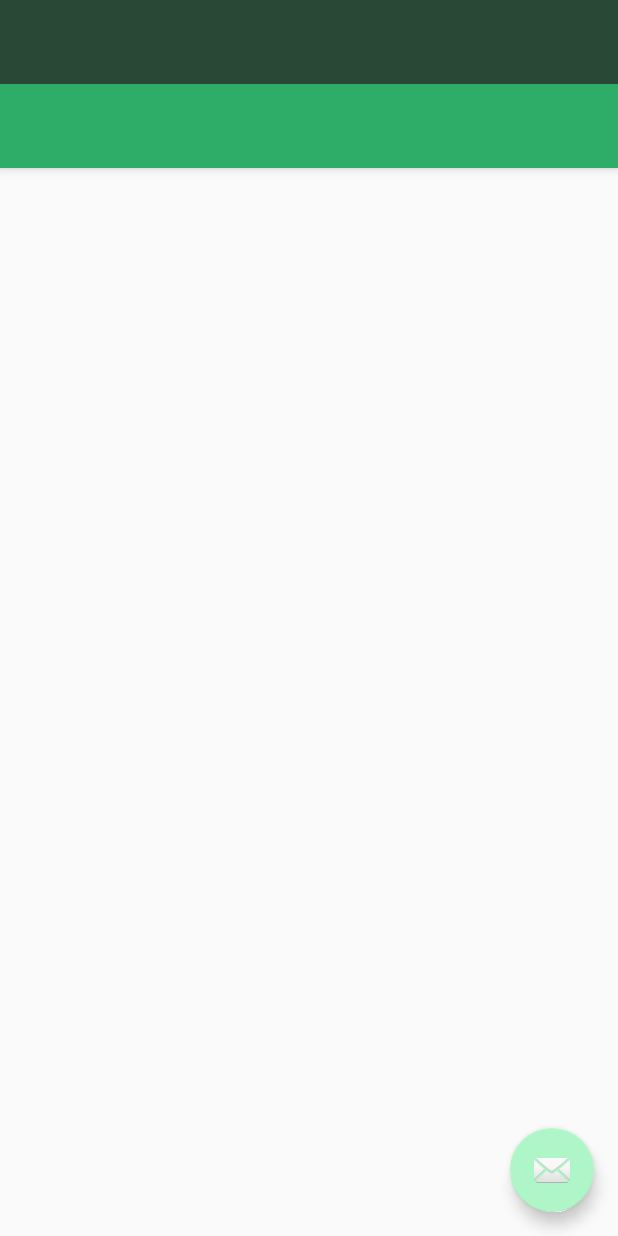
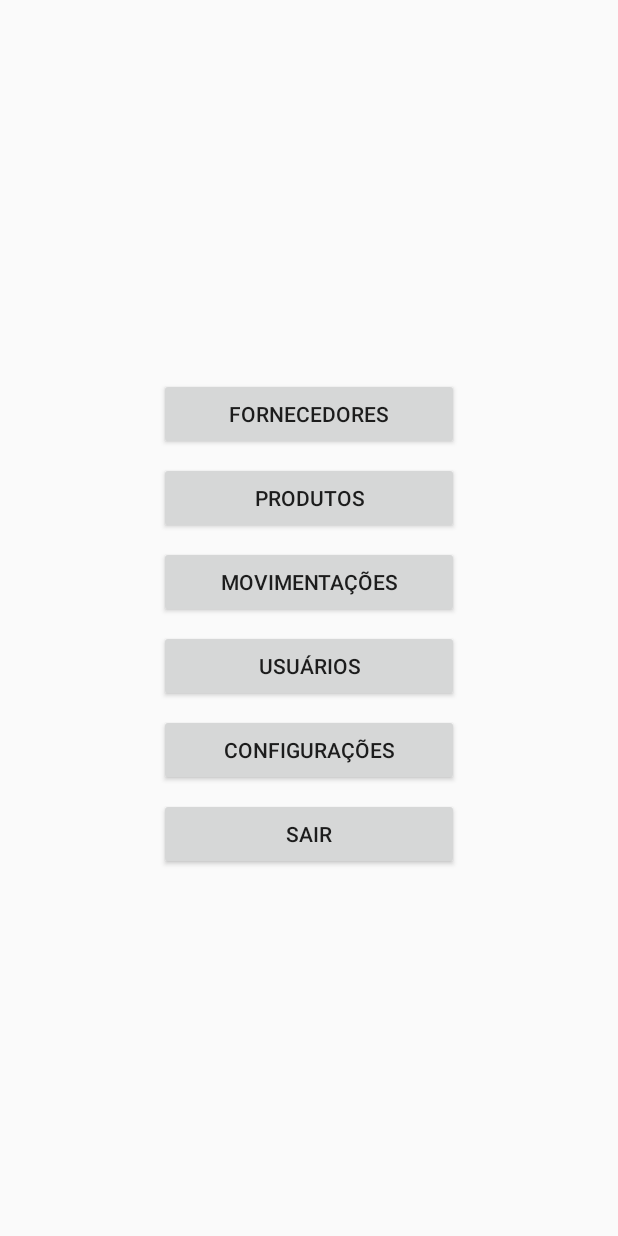
Before and after one commit to marcostmunhoz/devstock-app, an Android app: the layout activity_menu.xml on its own in the app's theme, with its tools: preview values and no code run, on a phone screen of 412 x 824 dp. Run offline under Robolectric (Android 15) with nearby library versions, the phone set to English and light mode, and no system bars.

Commit message:
criacao do novo menu

```diff
--- a/app/src/main/java/com/devstock/MainActivity.java
+++ b/app/src/main/java/com/devstock/MainActivity.java
@@ -88,7 +88,7 @@ public class MainActivity extends AppCompatActivity {
     }
 
     public void openMenu() {
-        Intent intent = new Intent(this, ProdutosCRUD.class);
+        Intent intent = new Intent(this, MenuActivity.class);
         startActivity(intent);
         finish();
     }
--- a/app/src/main/java/com/devstock/SplashScreen.java
+++ b/app/src/main/java/com/devstock/SplashScreen.java
@@ -47,7 +47,7 @@ public class SplashScreen extends AppCompatActivity {
     }
 
     public void openMenu() {
-        Intent intent = new Intent(this, ProdutosCRUD.class);
+        Intent intent = new Intent(this, MenuActivity.class);
         startActivity(intent);
         finish();
     }
--- a/app/src/main/res/layout/activity_menu.xml
+++ b/app/src/main/res/layout/activity_menu.xml
@@ -1,25 +1,78 @@
 <?xml version="1.0" encoding="utf-8"?>
-<android.support.v4.widget.DrawerLayout xmlns:android="http://schemas.android.com/apk/res/android"
+<android.support.constraint.ConstraintLayout xmlns:android="http://schemas.android.com/apk/res/android"
     xmlns:app="http://schemas.android.com/apk/res-auto"
     xmlns:tools="http://schemas.android.com/tools"
-    android:id="@+id/drawer_layout"
     android:layout_width="match_parent"
     android:layout_height="match_parent"
-    android:fitsSystemWindows="true"
-    tools:openDrawer="start">
+    tools:context=".MenuActivity">
 
-    <include
-        layout="@layout/app_bar_menu"
-        android:layout_width="match_parent"
-        android:layout_height="match_parent" />
+    <LinearLayout
+        android:layout_width="wrap_content"
+        android:layout_height="wrap_content"
+        android:layout_marginStart="8dp"
+        android:layout_marginTop="8dp"
+        android:layout_marginEnd="8dp"
+        android:layout_marginBottom="8dp"
+        android:orientation="vertical"
+        app:layout_constraintBottom_toBottomOf="parent"
+        app:layout_constraintEnd_toEndOf="parent"
+        app:layout_constraintStart_toStartOf="parent"
+        app:layout_constraintTop_toTopOf="parent">
 
-    <android.support.design.widget.NavigationView
-        android:id="@+id/nav_view"
-        android:layout_width="wrap_content"
-        android:layout_height="match_parent"
-        android:layout_gravity="start"
-        android:fitsSystemWindows="true"
-        app:headerLayout="@layout/nav_header_menu"
-        app:menu="@menu/activity_menu_drawer" />
+        <Button
+            android:id="@+id/btnFornecedores"
+            android:layout_width="200dp"
+            android:layout_height="wrap_content"
+            android:layout_marginStart="8dp"
+            android:layout_marginTop="8dp"
+            android:layout_marginEnd="8dp"
+            android:text="Fornecedores" />
 
-</android.support.v4.widget.DrawerLayout>
+        <Button
+            android:id="@+id/btnProdutos"
+            android:layout_width="200dp"
+            android:layout_height="wrap_content"
+            android:layout_marginStart="8dp"
+            android:layout_marginTop="8dp"
+            android:layout_marginEnd="8dp"
+            android:text="Produtos" />
+
+        <Button
+            android:id="@+id/btnMovimentacoes"
+            android:layout_width="200dp"
+            android:layout_height="wrap_content"
+            android:layout_marginStart="8dp"
+            android:layout_marginTop="8dp"
+            android:layout_marginEnd="8dp"
+            android:text="Movimentações" />
+
+        <Button
+            android:id="@+id/btnUsuarios"
+            android:layout_width="200dp"
+            android:layout_height="wrap_content"
+            android:layout_marginStart="8dp"
+            android:layout_marginTop="8dp"
+            android:layout_marginEnd="8dp"
+            android:text="Usuários" />
+
+        <Button
+            android:id="@+id/btnConfiguracoes"
+            android:layout_width="200dp"
+            android:layout_height="wrap_content"
+            android:layout_marginStart="8dp"
+            android:layout_marginTop="8dp"
+            android:layout_marginEnd="8dp"
+            android:text="Configurações" />
+
+        <Button
+            android:id="@+id/btnSair"
+            android:layout_width="200dp"
+            android:layout_height="wrap_content"
+            android:layout_marginStart="8dp"
+            android:layout_marginTop="8dp"
+            android:layout_marginEnd="8dp"
+            android:text="Sair" />
+
+    </LinearLayout>
+
+</android.support.constraint.ConstraintLayout>
--- a/app/src/main/res/layout/app_bar_menu.xml
+++ /dev/null
@@ -1,33 +0,0 @@
-<?xml version="1.0" encoding="utf-8"?>
-<android.support.design.widget.CoordinatorLayout xmlns:android="http://schemas.android.com/apk/res/android"
-    xmlns:app="http://schemas.android.com/apk/res-auto"
-    xmlns:tools="http://schemas.android.com/tools"
-    android:layout_width="match_parent"
-    android:layout_height="match_parent"
-    tools:context="com.devstock.MenuActivity">
-
-    <android.support.design.widget.AppBarLayout
-        android:layout_width="match_parent"
-        android:layout_height="wrap_content"
-        android:theme="@style/AppTheme.AppBarOverlay">
-
-        <android.support.v7.widget.Toolbar
-            android:id="@+id/toolbar"
-            android:layout_width="match_parent"
-            android:layout_height="?attr/actionBarSize"
-            android:background="?attr/colorPrimary"
-            app:popupTheme="@style/AppTheme.PopupOverlay" />
-
-    </android.support.design.widget.AppBarLayout>
-
-    <include layout="@layout/content_menu" />
-
-    <android.support.design.widget.FloatingActionButton
-        android:id="@+id/fab"
-        android:layout_width="wrap_content"
-        android:layout_height="wrap_content"
-        android:layout_gravity="bottom|end"
-        android:layout_margin="@dimen/fab_margin"
-        app:srcCompat="@android:drawable/ic_dialog_email" />
-
-</android.support.design.widget.CoordinatorLayout>
--- a/app/src/main/res/layout/content_menu.xml
+++ /dev/null
@@ -1,11 +0,0 @@
-<?xml version="1.0" encoding="utf-8"?>
-<android.support.constraint.ConstraintLayout xmlns:android="http://schemas.android.com/apk/res/android"
-    xmlns:app="http://schemas.android.com/apk/res-auto"
-    xmlns:tools="http://schemas.android.com/tools"
-    android:layout_width="match_parent"
-    android:layout_height="match_parent"
-    app:layout_behavior="@string/appbar_scrolling_view_behavior"
-    tools:context="com.devstock.MenuActivity"
-    tools:showIn="@layout/app_bar_menu">
-
-</android.support.constraint.ConstraintLayout>
--- a/app/src/main/res/menu/activity_menu_drawer.xml
+++ /dev/null
@@ -1,38 +0,0 @@
-<?xml version="1.0" encoding="utf-8"?>
-<menu xmlns:android="http://schemas.android.com/apk/res/android"
-    xmlns:tools="http://schemas.android.com/tools"
-    tools:showIn="navigation_view">
-
-    <group android:checkableBehavior="single">
-        <item
-            android:id="@+id/nav_camera"
-            android:icon="@drawable/ic_menu_camera"
-            android:title="Import" />
-        <item
-            android:id="@+id/nav_gallery"
-            android:icon="@drawable/ic_menu_gallery"
-            android:title="Gallery" />
-        <item
-            android:id="@+id/nav_slideshow"
-            android:icon="@drawable/ic_menu_slideshow"
-            android:title="Slideshow" />
-        <item
-            android:id="@+id/nav_manage"
-            android:icon="@drawable/ic_menu_manage"
-            android:title="Tools" />
-    </group>
-
-    <item android:title="Communicate">
-        <menu>
-            <item
-                android:id="@+id/nav_share"
-                android:icon="@drawable/ic_menu_share"
-                android:title="Share" />
-            <item
-                android:id="@+id/nav_send"
-                android:icon="@drawable/ic_menu_send"
-                android:title="Send" />
-        </menu>
-    </item>
-
-</menu>
--- a/app/src/main/res/values/strings.xml
+++ b/app/src/main/res/values/strings.xml
@@ -6,4 +6,7 @@
     <string name="navigation_drawer_close">Close navigation drawer</string>
 
     <string name="action_settings">Settings</string>
+
+    <!-- TODO: Remove or change this placeholder text -->
+    <string name="hello_blank_fragment">Hello blank fragment</string>
 </resources>
--- a/build.gradle
+++ b/build.gradle
@@ -7,7 +7,7 @@ buildscript {
 
     }
     dependencies {
-        classpath 'com.android.tools.build:gradle:3.3.1'
+        classpath 'com.android.tools.build:gradle:3.4.1'
 
         // NOTE: Do not place your application dependencies here; they belong
         // in the individual module build.gradle files
```
Also changed, not shown: app/src/main/AndroidManifest.xml (+4 -12 lines), app/src/main/java/com/devstock/MenuActivity.java (+80 -75 lines), app/src/main/res/layout/nav_header_menu.xml (deleted, +0 -35 lines), app/src/main/res/menu/menu.xml (deleted, +0 -9 lines), app/src/main/res/values/dimens.xml (deleted, +0 -8 lines), gradle/wrapper/gradle-wrapper.properties.
